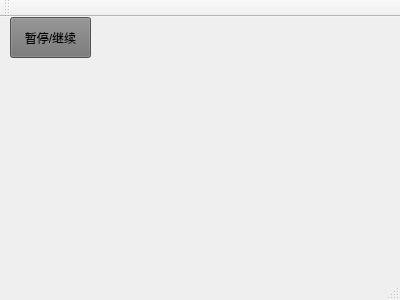
Qt form mainwindow.ui (huangtianyitim1/Towerdefense) before a commit.
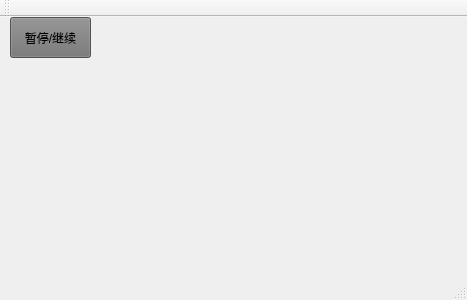
The same form after that commit.

```diff
--- a/mainwindow.ui
+++ b/mainwindow.ui
@@ -6,7 +6,7 @@
    <rect>
     <x>0</x>
     <y>0</y>
-    <width>400</width>
+    <width>467</width>
     <height>300</height>
    </rect>
   </property>
```
Left out of the diff: 2 changed lines with no effect on the pictures.
